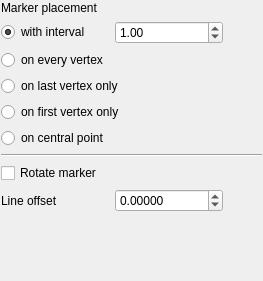
This is src/ui/symbollayer/widget_markerline.ui in kadas-albireo/kadas-albireo as Qt 5 draws it before an edit. The edited form follows.
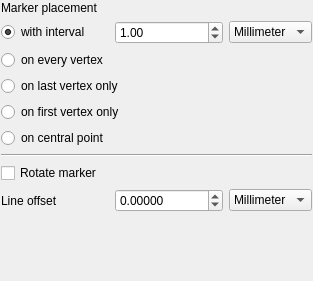
This is the edited form.

Commit message: Output units for marker line properties

Diff of the .ui file:
```diff
--- a/src/ui/symbollayer/widget_markerline.ui
+++ b/src/ui/symbollayer/widget_markerline.ui
@@ -122,6 +122,34 @@
      </property>
     </widget>
    </item>
+   <item row="8" column="2">
+    <widget class="QComboBox" name="mOffsetUnitComboBox">
+     <item>
+      <property name="text">
+       <string>Millimeter</string>
+      </property>
+     </item>
+     <item>
+      <property name="text">
+       <string>Map unit</string>
+      </property>
+     </item>
+    </widget>
+   </item>
+   <item row="1" column="2">
+    <widget class="QComboBox" name="mIntervalUnitComboBox">
+     <item>
+      <property name="text">
+       <string>Millimeter</string>
+      </property>
+     </item>
+     <item>
+      <property name="text">
+       <string>Map unit</string>
+      </property>
+     </item>
+    </widget>
+   </item>
   </layout>
  </widget>
  <tabstops>
```
The commit also changes 4 other files.
